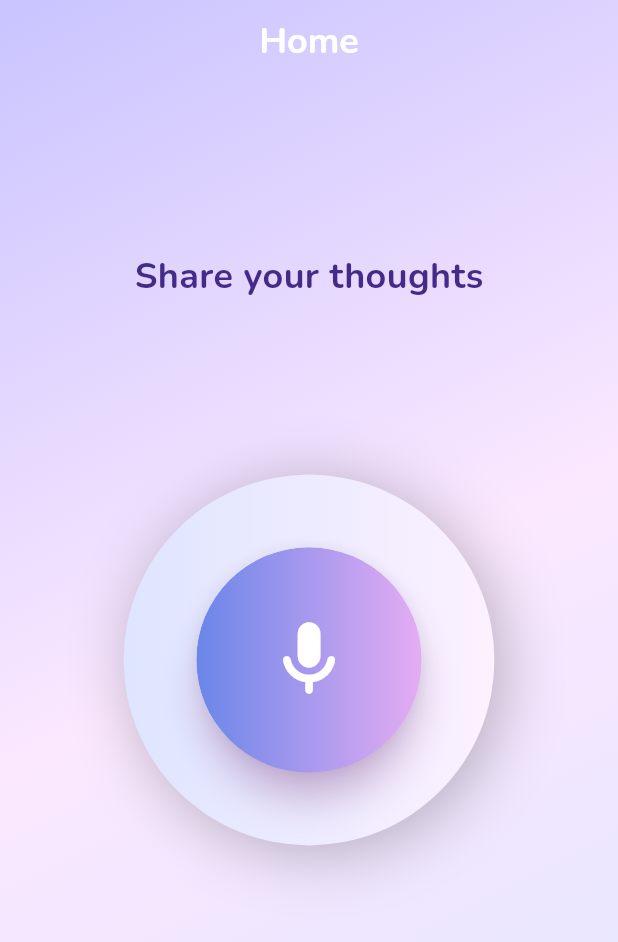
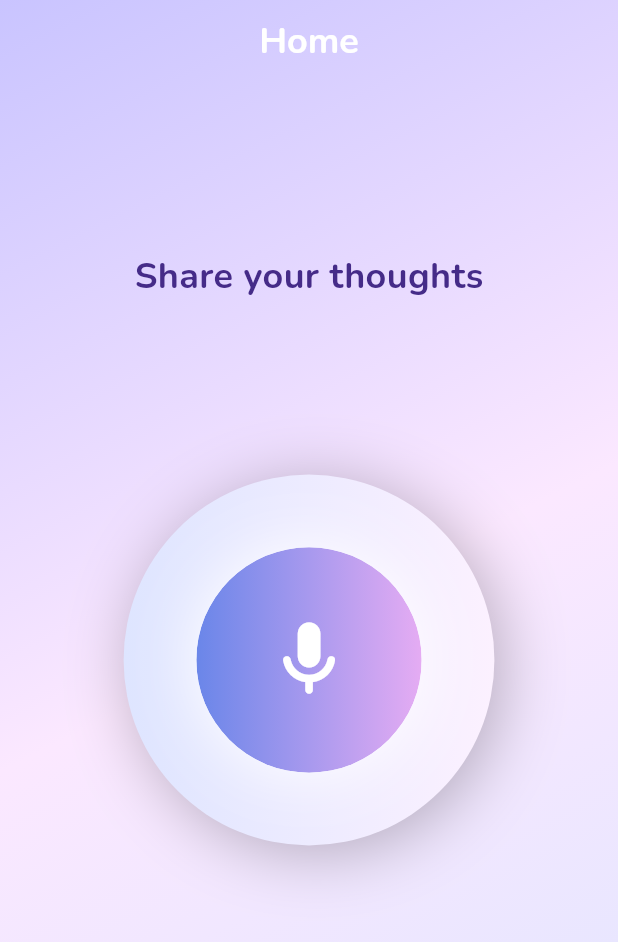
Before and after one commit to Kevin-Chandra/Whispr, a Flutter app: the screen it shows after launch, on a phone screen of 412 x 824 dp. Shown: the top 942 px of the screen. Run offline on Flutter 3.47's test engine with Material 3 defaults, Android fonts, the phone set to English and light mode, and no system bars; our stand-ins replace auto_route, dartz, equatable, flutter_bloc, flutter_secure_storage, get_it and 8 more; missing offline and left inert: gradient_icon, listenable_stream, record; accounts and stored records are empty; statements that could not run were skipped.

Commit message:
Update design
# Conflicts:
#	lib/lang/generated/whispr_localizations.dart
#	lib/lang/generated/whispr_localizations_en.dart
#	lib/lang/l10n/intl_en.arb
#	lib/presentation/themes/colors.dart
#	lib/presentation/themes/whispr_gradient.dart

```diff
--- a/lib/lang/l10n/intl_en.arb
+++ b/lib/lang/l10n/intl_en.arb
@@ -12,6 +12,10 @@
   "shareYourThoughts": "Share your thoughts",
   "recording": "Recording...",
   "paused": "Paused",
+  "cancel": "Cancel",
+  "save": "Save",
+  "pause": "Pause",
+  "resume": "Resume",
   "happy": "Happy",
   "sad": "Sad",
   "angry": "Angry",
--- a/lib/main.dart
+++ b/lib/main.dart
@@ -39,6 +39,25 @@ class MyApp extends StatelessWidget {
         GlobalWidgetsLocalizations.delegate,
         GlobalCupertinoLocalizations.delegate,
       ],
+      builder: (context, widget) {
+        final mediaQueryData = MediaQuery.of(context);
+
+        // Ensure the text scale stays within a specified range.
+        final scale = mediaQueryData.textScaler.clamp(
+          minScaleFactor: 1.0, // Minimum scale factor allowed.
+          maxScaleFactor: 1.0, // Maximum scale factor allowed.
+        );
+
+        // For now we do not allow any scaling.
+
+        return MediaQuery(
+          data: mediaQueryData.copyWith(
+            textScaler: scale,
+            alwaysUse24HourFormat: true,
+          ),
+          child: widget ?? const SizedBox(),
+        );
+      },
     );
   }
 }
--- a/lib/presentation/screens/home/home_screen.dart
+++ b/lib/presentation/screens/home/home_screen.dart
@@ -40,7 +40,12 @@ class _HomeScreenState extends State<HomeScreen> {
       body: NestedScrollView(
         physics: NeverScrollableScrollPhysics(),
         headerSliverBuilder: (BuildContext context, bool innerBoxIsScrolled) {
-          return [WhisprAppBar(title: context.strings.home)];
+          return [
+            WhisprAppBar(
+              title: context.strings.home,
+              enableBackButton: false,
+            )
+          ];
         },
         body: Stack(
           children: [
--- a/lib/presentation/themes/colors.dart
+++ b/lib/presentation/themes/colors.dart
@@ -4,6 +4,7 @@ abstract class WhisprColors {
   static const mauve = Color(0xFFE5ACF3);
   static const paleViolet = Color(0xFFC2A8FF);
   static const lavenderBlue = Color(0xFFC9C4FF);
+  static const aliceBlue = Color(0xFFECF0FD);
   static const vodka = Color(0xFFBCB7FC);
   static const magnolia = Color(0xFFFBE8FF);
   static const paleMagnolia = Color(0xFFFCF1FF);
--- a/lib/presentation/themes/text_styles.dart
+++ b/lib/presentation/themes/text_styles.dart
@@ -20,7 +20,7 @@ class WhisprTextStyles {
 
   static final TextStyle heading3 = heading.copyWith(
     fontSize: 24.0,
-    fontWeight: FontWeight.w700,
+    fontWeight: FontWeight.w500,
   );
 
   static final TextStyle heading4 = heading.copyWith(
--- a/lib/presentation/themes/whispr_gradient.dart
+++ b/lib/presentation/themes/whispr_gradient.dart
@@ -49,4 +49,14 @@ abstract class WhisprGradient {
       WhisprColors.paleViolet,
     ],
   );
+
+  static const LinearGradient whiteBlueWhiteGradient = LinearGradient(
+    begin: Alignment.bottomLeft,
+    end: Alignment.topRight,
+    colors: <Color>[
+      Colors.white,
+      WhisprColors.aliceBlue,
+      Colors.white,
+    ],
+  );
 }
--- a/lib/presentation/widgets/whispr_app_bar.dart
+++ b/lib/presentation/widgets/whispr_app_bar.dart
@@ -19,6 +19,7 @@ class WhisprAppBar extends StatelessWidget {
   Widget build(BuildContext context) {
     return SliverAppBar(
       title: Text(title),
+      automaticallyImplyLeading: false,
       titleTextStyle: WhisprTextStyles.heading4.copyWith(
         color: isDarkBackground ? Colors.white : WhisprColors.spanishViolet,
         fontWeight: FontWeight.bold,
--- a/lib/presentation/widgets/whispr_elevated_icon_button.dart
+++ b/lib/presentation/widgets/whispr_elevated_icon_button.dart
@@ -7,7 +7,7 @@ class WhisprElevatedIconButton extends StatelessWidget {
     required this.onClick,
     required this.icon,
     this.backgroundColor = Colors.white,
-    this.iconColor = WhisprColors.spanishViolet,
+    this.iconColor = WhisprColors.cornflowerBlue,
     this.buttonSize = ButtonSize.small,
   });
 
@@ -20,7 +20,7 @@ class WhisprElevatedIconButton extends StatelessWidget {
   @override
   Widget build(BuildContext context) {
     return Card(
-      elevation: 5,
+      elevation: 3,
       color: backgroundColor,
       shape: CircleBorder(),
       child: InkWell(
@@ -51,7 +51,7 @@ class WhisprElevatedIconButton extends StatelessWidget {
       case ButtonSize.xLarge:
         return 36;
       case ButtonSize.xxLarge:
-        return 42;
+        return 56;
     }
   }
 
--- a/lib/presentation/widgets/whispr_record_button.dart
+++ b/lib/presentation/widgets/whispr_record_button.dart
@@ -1,5 +1,4 @@
 import 'package:flutter/material.dart';
-import 'package:whispr/presentation/themes/colors.dart';
 import 'package:whispr/presentation/themes/whispr_gradient.dart';
 import 'package:whispr/presentation/widgets/whispr_radial_visualizer.dart';
 
@@ -32,10 +31,19 @@ class WhisprRecordButton extends StatelessWidget {
           ),
         ),
         WhisprRadialVisualizer(
-            level: amplitudeLevel,
-            center: Material(
-              elevation: 10,
-              shadowColor: WhisprColors.mauve,
+          level: amplitudeLevel,
+          center: Container(
+            decoration: BoxDecoration(
+              shape: BoxShape.circle,
+              boxShadow: [
+                BoxShadow(
+                  color: Colors.white,
+                  blurRadius: 36,
+                  offset: const Offset(0, 0),
+                ),
+              ],
+            ),
+            child: Material(
               color: Colors.transparent,
               shape: const CircleBorder(),
               clipBehavior: Clip.antiAlias,
@@ -65,7 +73,9 @@ class WhisprRecordButton extends StatelessWidget {
                   ),
                 ),
               ),
-            )),
+            ),
+          ),
+        ),
       ],
     );
   }
```
Also changed, not shown: lib/presentation/bloc/record_audio/record_audio_cubit.dart (+7 -2 lines), lib/presentation/screens/record_audio/record_audio_body.dart (+35 -4 lines), lib/presentation/screens/record_audio/record_audio_screen.dart (+42 -23 lines), lib/util/date_time_util.dart (+3 -5 lines), assets/fonts/Nunito-Regular.ttf (added), assets/fonts/Nunito-SemiBold.ttf (added), assets/fonts/Nunito-Variable.ttf (deleted), lib/lang/generated/whispr_localizations.dart, lib/lang/generated/whispr_localizations_en.dart, 1 other file.
